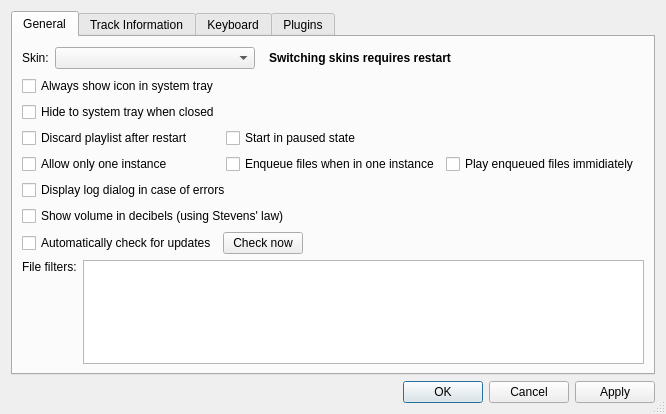
First picture: the form in src/preferencesDialog.ui, repository nulloy/nulloy, before the edit.
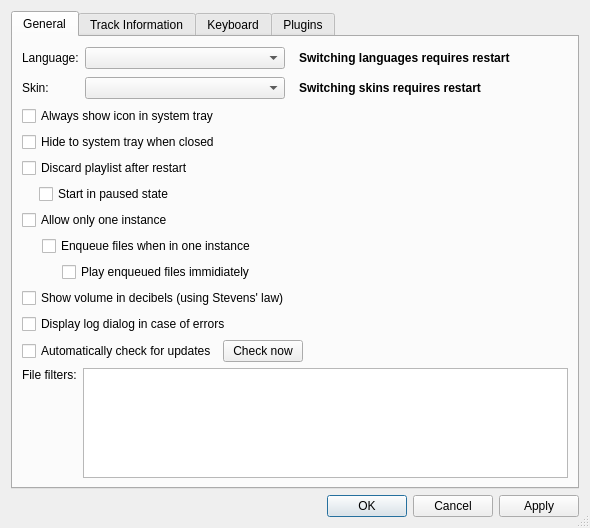
Second picture: the form after the edit. Custom widgets are drawn as their Qt base class.

```diff
--- a/src/preferencesDialog.ui
+++ b/src/preferencesDialog.ui
@@ -6,8 +6,8 @@
    <rect>
     <x>0</x>
     <y>0</y>
-    <width>666</width>
-    <height>414</height>
+    <width>590</width>
+    <height>528</height>
    </rect>
   </property>
   <property name="windowTitle">
@@ -26,17 +26,77 @@
       <attribute name="title">
        <string>General</string>
       </attribute>
-      <layout class="QVBoxLayout" name="verticalLayout_3">
+      <layout class="QVBoxLayout" name="verticalLayout_10">
        <item>
-        <layout class="QHBoxLayout" name="horizontalLayout_2">
-         <item>
+        <layout class="QGridLayout" name="gridLayout">
+         <item row="0" column="0">
+          <widget class="QLabel" name="languageLabel">
+           <property name="text">
+            <string>Language:</string>
+           </property>
+          </widget>
+         </item>
+         <item row="0" column="1">
+          <widget class="QComboBox" name="languageComboBox">
+           <property name="minimumSize">
+            <size>
+             <width>200</width>
+             <height>0</height>
+            </size>
+           </property>
+          </widget>
+         </item>
+         <item row="0" column="2">
+          <widget class="QLabel" name="languageRestartLabel">
+           <property name="sizePolicy">
+            <sizepolicy hsizetype="Maximum" vsizetype="Preferred">
+             <horstretch>0</horstretch>
+             <verstretch>0</verstretch>
+            </sizepolicy>
+           </property>
+           <property name="font">
+            <font>
+             <weight>75</weight>
+             <bold>true</bold>
+            </font>
+           </property>
+           <property name="styleSheet">
+            <string notr="true">color: black;
+background: qlineargradient(spread: repeat, x1:0, y1:0, x2:0.3, y2:0.04,
+                            stop:0 #FEF8C0,
+                            stop:0.49 #FEF8D6,
+                            stop:0.50 #FFFFEB,
+                            stop:1 #FFFFE5
+);
+border-radius: 5px;
+padding: 5px;</string>
+           </property>
+           <property name="text">
+            <string>Switching languages requires restart</string>
+           </property>
+          </widget>
+         </item>
+         <item row="0" column="3">
+          <spacer name="horizontalSpacer">
+           <property name="orientation">
+            <enum>Qt::Horizontal</enum>
+           </property>
+           <property name="sizeHint" stdset="0">
+            <size>
+             <width>40</width>
+             <height>20</height>
+            </size>
+           </property>
+          </spacer>
+         </item>
+         <item row="1" column="0">
           <widget class="QLabel" name="skinLabel">
            <property name="text">
             <string>Skin:</string>
            </property>
           </widget>
          </item>
-         <item>
+         <item row="1" column="1">
           <widget class="QComboBox" name="skinComboBox">
            <property name="minimumSize">
             <size>
@@ -46,7 +106,7 @@
            </property>
           </widget>
          </item>
-         <item>
+         <item row="1" column="2">
           <widget class="QLabel" name="skinRestartLabel">
            <property name="sizePolicy">
             <sizepolicy hsizetype="Maximum" vsizetype="Preferred">
@@ -76,8 +136,8 @@
            </property>
           </widget>
          </item>
-         <item>
-          <spacer name="horizontalSpacer">
+         <item row="1" column="3">
+          <spacer name="horizontalSpacer_6">
            <property name="orientation">
             <enum>Qt::Horizontal</enum>
            </property>
@@ -106,51 +166,108 @@
         </widget>
        </item>
        <item>
-        <layout class="QGridLayout" name="gridLayout">
-         <item row="0" column="0">
+        <layout class="QVBoxLayout" name="verticalLayout_9">
+         <item>
           <widget class="QCheckBox" name="discardPlaylistCheckBox">
            <property name="text">
             <string>Discard playlist after restart</string>
            </property>
           </widget>
          </item>
-         <item row="0" column="1">
-          <widget class="QCheckBox" name="startPausedCheckBox">
-           <property name="text">
-            <string>Start in paused state</string>
-           </property>
-          </widget>
+         <item>
+          <layout class="QHBoxLayout" name="horizontalLayout_7">
+           <item>
+            <spacer name="horizontalSpacer_5">
+             <property name="orientation">
+              <enum>Qt::Horizontal</enum>
+             </property>
+             <property name="sizeType">
+              <enum>QSizePolicy::Fixed</enum>
+             </property>
+             <property name="sizeHint" stdset="0">
+              <size>
+               <width>17</width>
+               <height>17</height>
+              </size>
+             </property>
+            </spacer>
+           </item>
+           <item>
+            <widget class="QCheckBox" name="startPausedCheckBox">
+             <property name="text">
+              <string>Start in paused state</string>
+             </property>
+            </widget>
+           </item>
+          </layout>
          </item>
-         <item row="1" column="0">
+        </layout>
+       </item>
+       <item>
+        <layout class="QVBoxLayout" name="verticalLayout_3">
+         <item>
           <widget class="QCheckBox" name="singleInstanceCheckBox">
            <property name="text">
             <string>Allow only one instance</string>
            </property>
           </widget>
          </item>
-         <item row="1" column="1">
-          <widget class="QCheckBox" name="enqueueFilesCheckBox">
-           <property name="text">
-            <string>Enqueue files when in one instance</string>
-           </property>
-          </widget>
+         <item>
+          <layout class="QHBoxLayout" name="horizontalLayout_6">
+           <item>
+            <spacer name="horizontalSpacer_3">
+             <property name="orientation">
+              <enum>Qt::Horizontal</enum>
+             </property>
+             <property name="sizeType">
+              <enum>QSizePolicy::Fixed</enum>
+             </property>
+             <property name="sizeHint" stdset="0">
+              <size>
+               <width>20</width>
+               <height>20</height>
+              </size>
+             </property>
+            </spacer>
+           </item>
+           <item>
+            <widget class="QCheckBox" name="enqueueFilesCheckBox">
+             <property name="text">
+              <string>Enqueue files when in one instance</string>
+             </property>
+            </widget>
+           </item>
+          </layout>
          </item>
-         <item row="1" column="2">
-          <widget class="QCheckBox" name="playEnqueuedCheckBox">
-           <property name="text">
-            <string>Play enqueued files immidiately</string>
-           </property>
-          </widget>
+         <item>
+          <layout class="QHBoxLayout" name="horizontalLayout_5">
+           <item>
+            <spacer name="horizontalSpacer_4">
+             <property name="orientation">
+              <enum>Qt::Horizontal</enum>
+             </property>
+             <property name="sizeType">
+              <enum>QSizePolicy::Fixed</enum>
+             </property>
+             <property name="sizeHint" stdset="0">
+              <size>
+               <width>40</width>
+               <height>20</height>
+              </size>
+             </property>
+            </spacer>
+           </item>
+           <item>
+            <widget class="QCheckBox" name="playEnqueuedCheckBox">
+             <property name="text">
+              <string>Play enqueued files immidiately</string>
+             </property>
+            </widget>
+           </item>
+          </layout>
          </item>
         </layout>
        </item>
-       <item>
-        <widget class="QCheckBox" name="displayLogDialogCheckBox">
-         <property name="text">
-          <string>Display log dialog in case of errors</string>
-         </property>
-        </widget>
-       </item>
        <item>
         <widget class="QCheckBox" name="showDecibelsVolumeCheckBox">
          <property name="text">
@@ -158,6 +275,13 @@
          </property>
         </widget>
        </item>
+       <item>
+        <widget class="QCheckBox" name="displayLogDialogCheckBox">
+         <property name="text">
+          <string>Display log dialog in case of errors</string>
+         </property>
+        </widget>
+       </item>
        <item>
         <layout class="QHBoxLayout" name="horizontalLayout">
          <property name="leftMargin">
@@ -239,7 +363,7 @@
              <property name="sizeHint" stdset="0">
               <size>
                <width>20</width>
-               <height>40</height>
+               <height>20</height>
               </size>
              </property>
             </spacer>
@@ -251,19 +375,6 @@
          </item>
         </layout>
        </item>
-       <item>
-        <spacer name="verticalSpacer">
-         <property name="orientation">
-          <enum>Qt::Vertical</enum>
-         </property>
-         <property name="sizeHint" stdset="0">
-          <size>
-           <width>20</width>
-           <height>40</height>
-          </size>
-         </property>
-        </spacer>
-       </item>
       </layout>
      </widget>
      <widget class="QWidget" name="tab">
```
Left out of the diff: 4 changed lines with no effect on the pictures.
